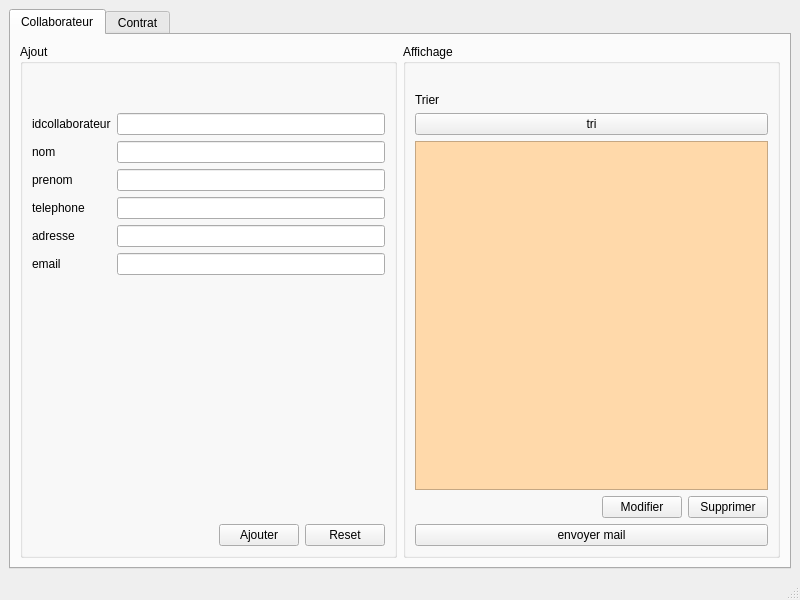
First picture: the form in mainwindow.ui, repository saraelarbi/PlanResto, before the edit.
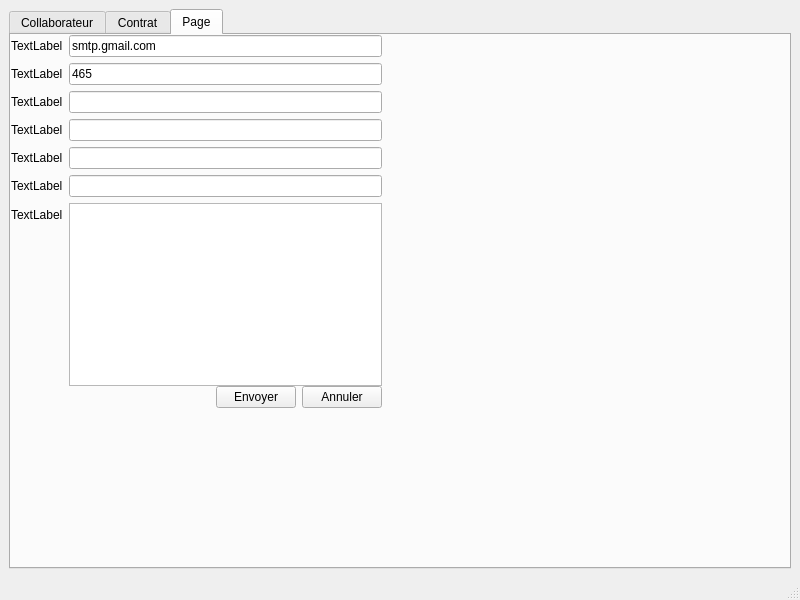
Second picture: the form after the edit.

Diff of the .ui file:
```diff
--- a/mainwindow.ui
+++ b/mainwindow.ui
@@ -18,7 +18,7 @@
     <item>
      <widget class="QTabWidget" name="gestioncollaboration">
       <property name="currentIndex">
-       <number>0</number>
+       <number>2</number>
       </property>
       <widget class="QWidget" name="tab">
        <attribute name="title">
@@ -648,6 +648,140 @@
         </item>
        </layout>
       </widget>
+      <widget class="QWidget" name="tab_3">
+       <attribute name="title">
+        <string>Page</string>
+       </attribute>
+       <widget class="QWidget" name="formLayoutWidget">
+        <property name="geometry">
+         <rect>
+          <x>0</x>
+          <y>0</y>
+          <width>371</width>
+          <height>351</height>
+         </rect>
+        </property>
+        <layout class="QFormLayout" name="formLayout">
+         <item row="0" column="0">
+          <widget class="QLabel" name="label_18">
+           <property name="text">
+            <string>TextLabel</string>
+           </property>
+          </widget>
+         </item>
+         <item row="6" column="0">
+          <widget class="QLabel" name="label_19">
+           <property name="text">
+            <string>TextLabel</string>
+           </property>
+          </widget>
+         </item>
+         <item row="5" column="0">
+          <widget class="QLabel" name="label_20">
+           <property name="text">
+            <string>TextLabel</string>
+           </property>
+          </widget>
+         </item>
+         <item row="4" column="0">
+          <widget class="QLabel" name="label_21">
+           <property name="text">
+            <string>TextLabel</string>
+           </property>
+          </widget>
+         </item>
+         <item row="3" column="0">
+          <widget class="QLabel" name="label_22">
+           <property name="text">
+            <string>TextLabel</string>
+           </property>
+          </widget>
+         </item>
+         <item row="1" column="0">
+          <widget class="QLabel" name="label_23">
+           <property name="text">
+            <string>TextLabel</string>
+           </property>
+          </widget>
+         </item>
+         <item row="2" column="0">
+          <widget class="QLabel" name="label_24">
+           <property name="text">
+            <string>TextLabel</string>
+           </property>
+          </widget>
+         </item>
+         <item row="0" column="1">
+          <widget class="QLineEdit" name="server">
+           <property name="text">
+            <string>smtp.gmail.com</string>
+           </property>
+          </widget>
+         </item>
+         <item row="1" column="1">
+          <widget class="QLineEdit" name="port">
+           <property name="text">
+            <string>465</string>
+           </property>
+          </widget>
+         </item>
+         <item row="2" column="1">
+          <widget class="QLineEdit" name="uname"/>
+         </item>
+         <item row="3" column="1">
+          <widget class="QLineEdit" name="paswd"/>
+         </item>
+         <item row="4" column="1">
+          <widget class="QLineEdit" name="rcpt"/>
+         </item>
+         <item row="5" column="1">
+          <widget class="QLineEdit" name="subject"/>
+         </item>
+         <item row="6" column="1">
+          <widget class="QPlainTextEdit" name="msg"/>
+         </item>
+        </layout>
+       </widget>
+       <widget class="QWidget" name="horizontalLayoutWidget">
+        <property name="geometry">
+         <rect>
+          <x>0</x>
+          <y>350</y>
+          <width>371</width>
+          <height>25</height>
+         </rect>
+        </property>
+        <layout class="QHBoxLayout" name="horizontalLayout_6">
+         <item>
+          <spacer name="horizontalSpacer_9">
+           <property name="orientation">
+            <enum>Qt::Horizontal</enum>
+           </property>
+           <property name="sizeHint" stdset="0">
+            <size>
+             <width>40</width>
+             <height>20</height>
+            </size>
+           </property>
+          </spacer>
+         </item>
+         <item>
+          <widget class="QPushButton" name="sendBtn">
+           <property name="text">
+            <string>Envoyer</string>
+           </property>
+          </widget>
+         </item>
+         <item>
+          <widget class="QPushButton" name="exitBtn">
+           <property name="text">
+            <string>Annuler</string>
+           </property>
+          </widget>
+         </item>
+        </layout>
+       </widget>
+      </widget>
      </widget>
     </item>
    </layout>
```
Left out of the diff: 5 changed lines with no effect on the pictures.
